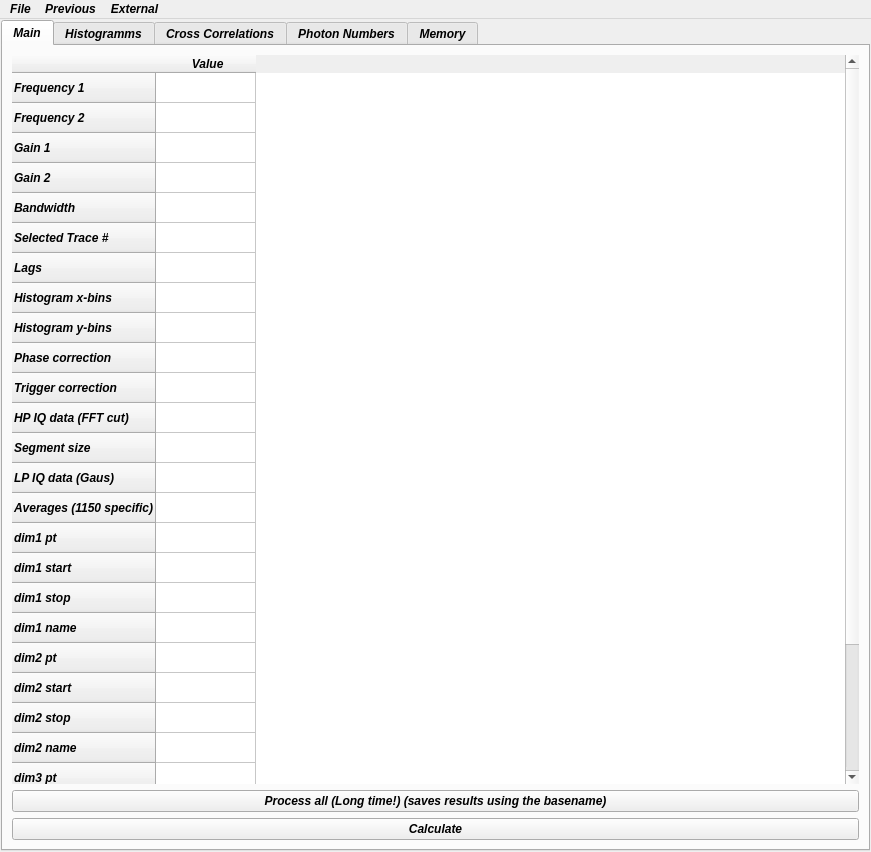
This is density_matrix/density_matrix.ui in benschneider/sideprojects1 as Qt 5 draws it before an edit. The edited form follows.
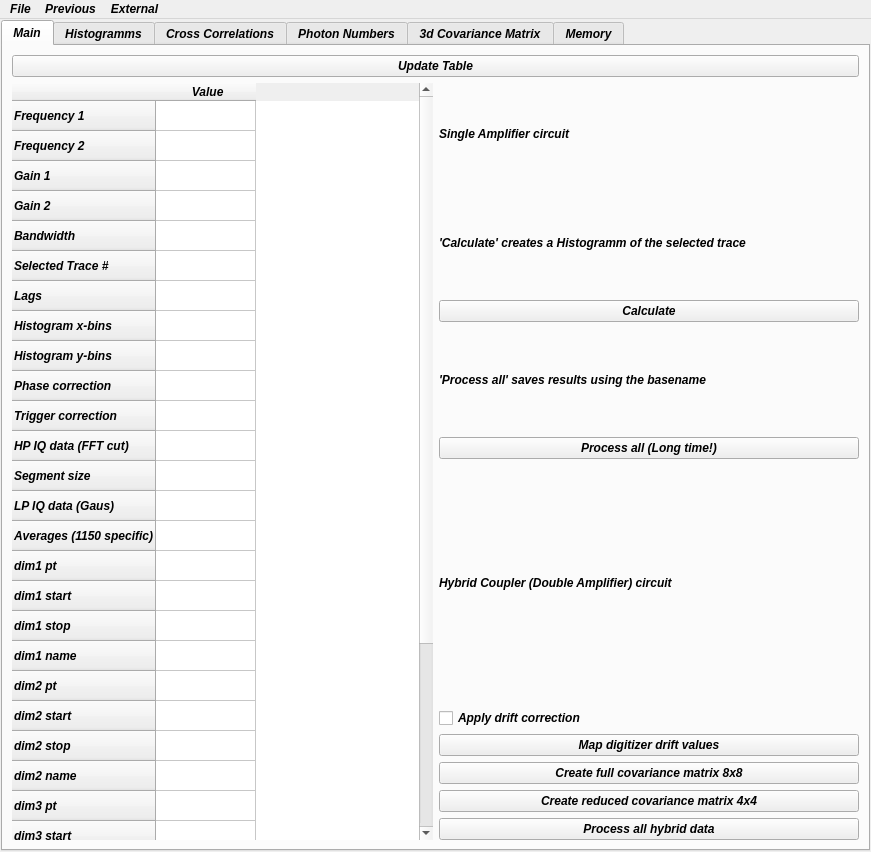
This is the edited form. The open tabs and pages were chosen to show the change.

```diff
--- a/density_matrix/density_matrix.ui
+++ b/density_matrix/density_matrix.ui
@@ -56,9 +56,18 @@
          </attribute>
          <layout class="QVBoxLayout" name="verticalLayout_6">
           <item>
+           <widget class="QPushButton" name="Update_table">
+            <property name="text">
+             <string>Update Table</string>
+            </property>
+           </widget>
+          </item>
+          <item>
+           <layout class="QHBoxLayout" name="horizontalLayout">
+            <item>
            <widget class="QTableWidget" name="tableWidget">
             <property name="sizePolicy">
-             <sizepolicy hsizetype="Minimum" vsizetype="Minimum">
+               <sizepolicy hsizetype="Minimum" vsizetype="Expanding">
               <horstretch>0</horstretch>
               <verstretch>0</verstretch>
              </sizepolicy>
@@ -221,6 +230,26 @@
               <string>Process num</string>
              </property>
             </row>
+              <row>
+               <property name="text">
+                <string>G11 start</string>
+               </property>
+              </row>
+              <row>
+               <property name="text">
+                <string>G22 start</string>
+               </property>
+              </row>
+              <row>
+               <property name="text">
+                <string>G11 end</string>
+               </property>
+              </row>
+              <row>
+               <property name="text">
+                <string>G22 end</string>
+               </property>
+              </row>
             <column>
              <property name="text">
               <string> Value</string>
@@ -237,15 +266,20 @@
            </widget>
           </item>
           <item>
-           <widget class="QPushButton" name="Process_all">
-            <property name="sizePolicy">
-             <sizepolicy hsizetype="Minimum" vsizetype="Fixed">
-              <horstretch>0</horstretch>
-              <verstretch>0</verstretch>
-             </sizepolicy>
-            </property>
+             <layout class="QVBoxLayout" name="verticalLayout_13">
+              <item>
+               <layout class="QVBoxLayout" name="verticalLayout_16">
+                <item>
+                 <widget class="QLabel" name="label">
+                  <property name="text">
+                   <string>&lt;html&gt;&lt;head/&gt;&lt;body&gt;&lt;p&gt;&lt;span style=&quot; font-weight:600;&quot;&gt;Single Amplifier circuit&lt;/span&gt;&lt;/p&gt;&lt;/body&gt;&lt;/html&gt;</string>
+                  </property>
+                 </widget>
+                </item>
+                <item>
+                 <widget class="QLabel" name="label_4">
             <property name="text">
-             <string>Process all (Long time!) (saves results using the basename)</string>
+                   <string>'Calculate' creates a Histogramm of the selected trace</string>
             </property>
            </widget>
           </item>
@@ -262,6 +296,78 @@
             </property>
            </widget>
           </item>
+                <item>
+                 <widget class="QLabel" name="label_3">
+                  <property name="text">
+                   <string>'Process all' saves results using the basename</string>
+                  </property>
+                 </widget>
+                </item>
+                <item>
+                 <widget class="QPushButton" name="Process_all">
+                  <property name="sizePolicy">
+                   <sizepolicy hsizetype="Minimum" vsizetype="Fixed">
+                    <horstretch>0</horstretch>
+                    <verstretch>0</verstretch>
+                   </sizepolicy>
+                  </property>
+                  <property name="text">
+                   <string>Process all (Long time!)</string>
+                  </property>
+                 </widget>
+                </item>
+               </layout>
+              </item>
+              <item>
+               <layout class="QVBoxLayout" name="verticalLayout_17">
+                <item>
+                 <widget class="QLabel" name="label_2">
+                  <property name="text">
+                   <string>&lt;html&gt;&lt;head/&gt;&lt;body&gt;&lt;p&gt;&lt;span style=&quot; font-weight:600;&quot;&gt;Hybrid Coupler (Double Amplifier) circuit&lt;/span&gt;&lt;/p&gt;&lt;/body&gt;&lt;/html&gt;</string>
+                  </property>
+                 </widget>
+                </item>
+                <item>
+                 <widget class="QCheckBox" name="checkBox_drift">
+                  <property name="text">
+                   <string>Apply drift correction</string>
+                  </property>
+                 </widget>
+                </item>
+                <item>
+                 <widget class="QPushButton" name="calc_hyb_digitizer_drift">
+                  <property name="text">
+                   <string>Map digitizer drift values</string>
+                  </property>
+                 </widget>
+                </item>
+                <item>
+                 <widget class="QPushButton" name="calc_hyb_button2">
+                  <property name="text">
+                   <string>Create full covariance matrix 8x8</string>
+                  </property>
+                 </widget>
+                </item>
+                <item>
+                 <widget class="QPushButton" name="calc_hyb_button">
+                  <property name="text">
+                   <string>Create reduced covariance matrix 4x4</string>
+                  </property>
+                 </widget>
+                </item>
+                <item>
+                 <widget class="QPushButton" name="calc_hyb_button_all">
+                  <property name="text">
+                   <string>Process all hybrid data</string>
+                  </property>
+                 </widget>
+                </item>
+               </layout>
+              </item>
+             </layout>
+            </item>
+           </layout>
+          </item>
          </layout>
         </widget>
         <widget class="QWidget" name="tab_2">
@@ -374,6 +480,16 @@
           </item>
          </layout>
         </widget>
+        <widget class="QWidget" name="tab_covmat">
+         <attribute name="title">
+          <string>3d Covariance Matrix</string>
+         </attribute>
+         <layout class="QVBoxLayout" name="verticalLayout_5">
+          <item>
+           <layout class="QVBoxLayout" name="covmat_field"/>
+          </item>
+         </layout>
+        </widget>
         <widget class="QWidget" name="tab_5">
          <attribute name="title">
           <string>Memory</string>
```
Left out of the diff: 65 changed lines with no effect on the pictures. Lines whose indentation alone changed are shown as unchanged.
